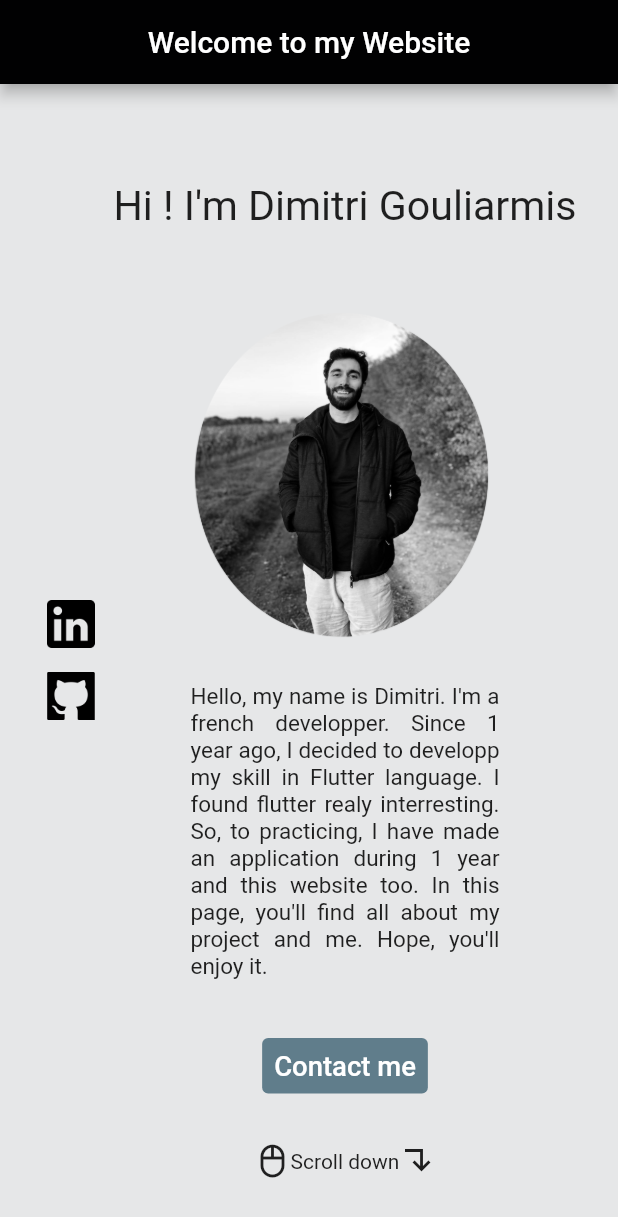
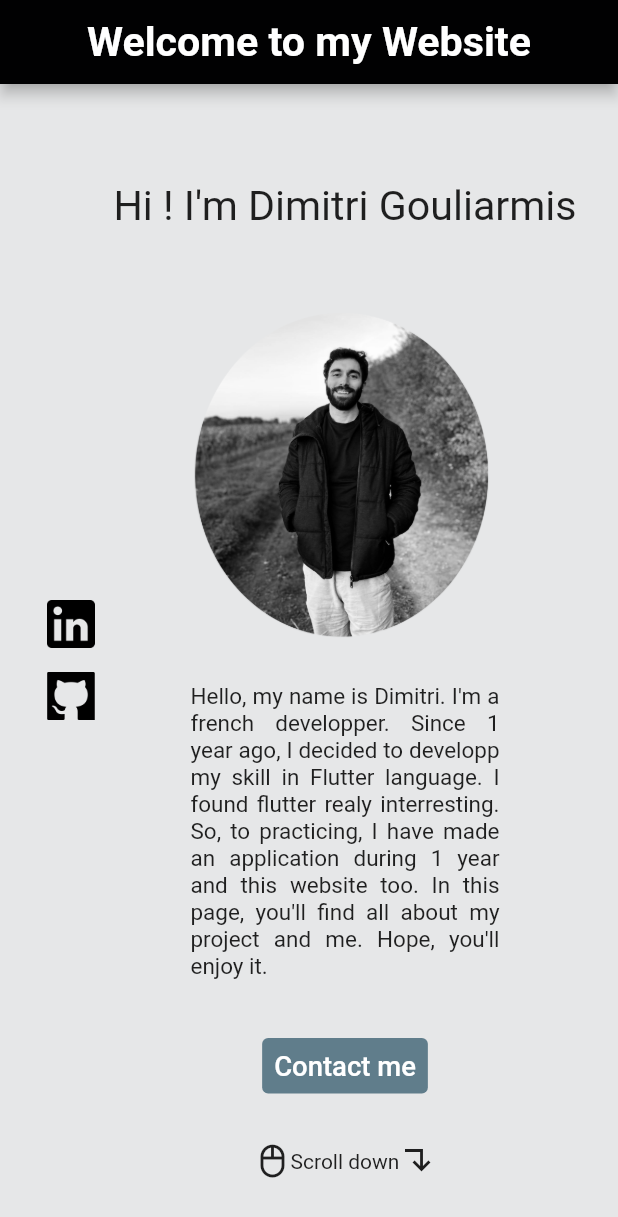
Before and after one commit to Dimg72/portfolio_dimitri, a Flutter app: the screen it shows after launch, on a phone screen of 412 x 824 dp. Shown: the top 1217 px of the screen. Run offline on Flutter 3.47's test engine with Material 2 defaults, Android fonts, the phone set to English and light mode, and no system bars; our stand-ins replace carousel_slider, percent_indicator, scroll_snap_list, smooth_page_indicator.

Commit message:
add link for little format + title size depending format

```diff
--- a/lib/screens/home.dart
+++ b/lib/screens/home.dart
@@ -32,14 +32,8 @@ class _HomeState extends State<Home> {
 
     return Scaffold(
       appBar: AppBar(
-        title: Text("Welcome to my Website"),
-        actions: [
-          // TextButton(onPressed: () {}, child : Text("Home")),
-          // TextButton(onPressed: () {}, child : Text("About me")),
-          // TextButton(onPressed: () {}, child : Text("Skills")),
-          // TextButton(onPressed: () {}, child : Text("Portfolio")),
-          // TextButton(onPressed: () {}, child : Text("Contact me"))
-        ],
+        title: Text("Welcome to my Website", style : TextStyle(color: Colors.white, fontWeight: FontWeight.bold, fontSize : sizeHeigth/30 )),
+        actions: [],
         centerTitle: true,
         backgroundColor: Color.fromARGB(255, 1, 1, 2),
       ),
```
Also changed, not shown: lib/screens/pages/contact_me_page.dart (+1 -6 lines), lib/screens/pages/home_page.dart (+20 -2 lines).
